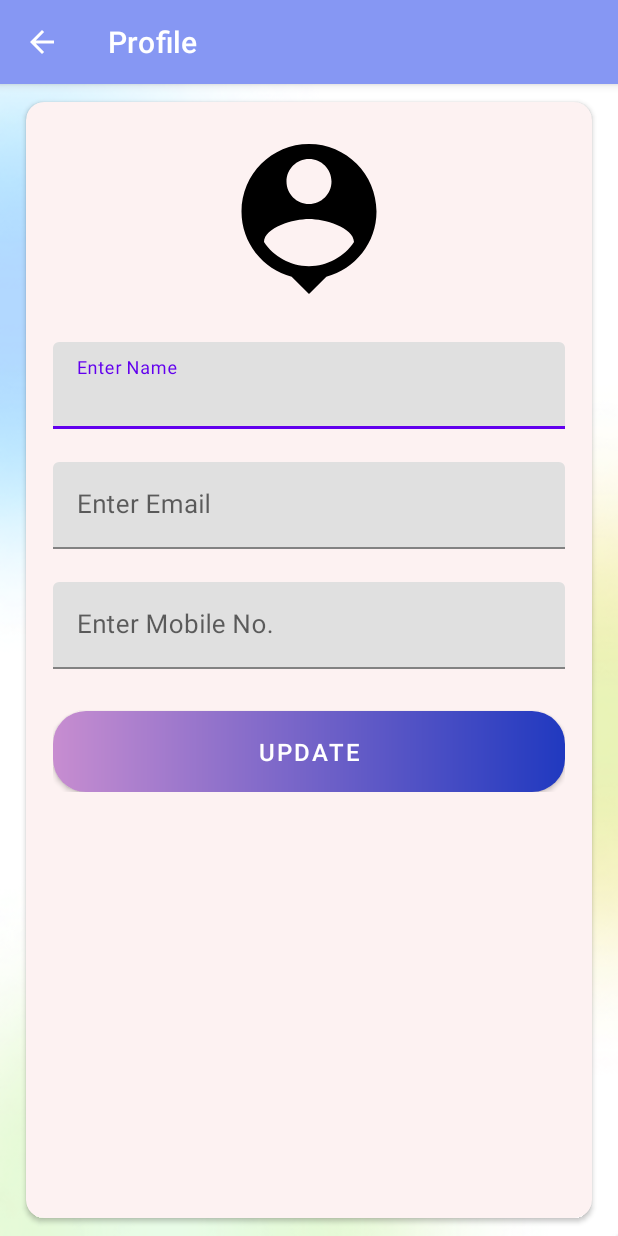
After one commit to surajmaity1/Averysync, an Android app: the UsrProfile screen opened directly, with no data from a screen before it, on a phone screen of 412 x 824 dp. The commit adds this screen. Run offline under Robolectric (Android 15) with nearby library versions, the phone set to English and light mode, and no system bars; our stand-ins replace CircleImageView, Firebase (no records; nobody signed in at launch, a user with empty details on screens opened directly); 5 statements that could not run were skipped.

Commit message:
feats: Navigation drawer completed and fetch usr-data from FirestoreDB

```diff
--- a/app/build.gradle
+++ b/app/build.gradle
@@ -49,4 +49,7 @@ dependencies {
     implementation 'com.google.firebase:firebase-analytics-ktx'
 
     implementation 'de.hdodenhof:circleimageview:3.1.0'
+
+    implementation 'com.github.bumptech.glide:glide:4.14.2'
+    annotationProcessor 'com.github.bumptech.glide:compiler:4.14.2'
 }
--- a/app/src/main/java/com/surajmyt/averysync/activities/HelperActivity.kt
+++ b/app/src/main/java/com/surajmyt/averysync/activities/HelperActivity.kt
@@ -30,7 +30,6 @@ open class HelperActivity : AppCompatActivity() {
         progressDialog = Dialog(this)
 
         progressDialog.setContentView(R.layout.progress_dialog)
-        //val textView = findViewById<TextView>(R.id.pg_txt_view)
         progressDialog.findViewById<TextView>(R.id.pg_txt_view).text = text
         progressDialog.show()
     }
--- /dev/null
+++ b/app/src/main/java/com/surajmyt/averysync/activities/UsrProfile.kt
@@ -0,0 +1,57 @@
+package com.surajmyt.averysync.activities
+
+import android.os.Bundle
+import android.widget.TextView
+import androidx.appcompat.widget.Toolbar
+import com.bumptech.glide.Glide
+import com.surajmyt.averysync.R
+import com.surajmyt.averysync.models.User
+import com.surajmyt.averysync.realtime_database.FireBaseRDB
+import de.hdodenhof.circleimageview.CircleImageView
+
+class UsrProfile : HelperActivity() {
+    override fun onCreate(savedInstanceState: Bundle?) {
+        super.onCreate(savedInstanceState)
+        setContentView(R.layout.activity_usr_profile)
+
+        setUpActionBar()
+
+        FireBaseRDB().fetchUsrDetails(this)
+    }
+
+    fun showUsrData(usr: User) {
+        val usrImg = findViewById<CircleImageView>(R.id.usr_prof_cir_img)
+        val name = findViewById<TextView>(R.id.usr_prof_nam)
+        val email = findViewById<TextView>(R.id.usr_prof_mail)
+        val mob = findViewById<TextView>(R.id.usr_prof_mob)
+
+        Glide
+            .with(this)
+            .load(usr.img)
+            .centerCrop()
+            .placeholder(R.drawable.profile_icon)
+            .into(usrImg)
+
+        name.text = usr.name
+        email.text = usr.email
+        if (usr.mobile != 0L) mob.text = usr.mobile.toString()
+    }
+
+    private fun setUpActionBar() {
+        val toolbar = findViewById<Toolbar>(R.id.usr_prof_toolbar)
+        setSupportActionBar(toolbar)
+
+        val actionBar = supportActionBar
+
+        if (actionBar != null) {
+            actionBar.setDisplayHomeAsUpEnabled(true)
+            actionBar.setHomeAsUpIndicator(R.drawable.back_btn)
+            actionBar.title = resources.getString(R.string.my_profile)
+        }
+
+        toolbar.setNavigationOnClickListener {
+            onBackPressed()
+        }
+
+    }
+}
--- a/app/src/main/java/com/surajmyt/averysync/models/User.kt
+++ b/app/src/main/java/com/surajmyt/averysync/models/User.kt
@@ -8,7 +8,7 @@ data class User(
     val id : String = "",
     val name: String = "",
     val email: String = "",
-    val image : String = "",
+    val img : String = "",
     val mobile: Long = 0,
     val token: String = ""
 ): Parcelable {
@@ -26,7 +26,7 @@ data class User(
         parcel.writeString(id)
         parcel.writeString(name)
         parcel.writeString(email)
-        parcel.writeString(image)
+        parcel.writeString(img)
         parcel.writeLong(mobile)
         parcel.writeString(token)
     }
--- a/app/src/main/java/com/surajmyt/averysync/realtime_database/FireBaseRDB.kt
+++ b/app/src/main/java/com/surajmyt/averysync/realtime_database/FireBaseRDB.kt
@@ -1,16 +1,51 @@
 package com.surajmyt.averysync.realtime_database
 
+import android.app.Activity
 import android.util.Log
 import com.google.firebase.auth.FirebaseAuth
 import com.google.firebase.firestore.FirebaseFirestore
 import com.google.firebase.firestore.SetOptions
+import com.surajmyt.averysync.activities.LogIn
+import com.surajmyt.averysync.activities.MainActivity
 import com.surajmyt.averysync.activities.SignUp
+import com.surajmyt.averysync.activities.UsrProfile
 import com.surajmyt.averysync.models.User
 import com.surajmyt.averysync.utils.Constants
 
 class FireBaseRDB {
 
     private val mFireStore = FirebaseFirestore.getInstance()
+    private val tag = "FireBaseRDB"
+    fun fetchUsrDetails(activity: Activity) {
+        mFireStore.collection(Constants.USERS).document(getCurrentUserId())
+            .get()
+            .addOnSuccessListener { docs ->
+                val loggedUser = docs.toObject(User::class.java)!!
+
+                when(activity) {
+                    is MainActivity -> {
+                        activity.updateNavUsrInfo(loggedUser)
+                    }
+                    is UsrProfile -> {
+                        activity.showUsrData(loggedUser)
+                    }
+                    is LogIn -> {
+                        activity.logInSuccess(loggedUser)
+                    }
+                }
+            }
+            .addOnFailureListener { exception ->
+                when(activity) {
+                    is MainActivity -> {
+                        activity.hideProgressDialog()
+                    }
+                    is LogIn -> {
+                        activity.hideProgressDialog()
+                    }
+                }
+                Log.e(tag, "Error msg: ${exception.message}")
+            }
+    }
 
     fun registerUser(activity : SignUp, user: User){
         mFireStore.collection(Constants.USERS)
--- /dev/null
+++ b/app/src/main/res/drawable/ic_menu.xml
@@ -0,0 +1,5 @@
+<vector android:height="24dp" android:tint="#FFFFFF"
+    android:viewportHeight="24" android:viewportWidth="24"
+    android:width="24dp" xmlns:android="http://schemas.android.com/apk/res/android">
+    <path android:fillColor="@android:color/white" android:pathData="M3,18h18v-2L3,16v2zM3,13h18v-2L3,11v2zM3,6v2h18L21,6L3,6z"/>
+</vector>
--- a/app/src/main/res/drawable/log_out_icon.xml
+++ b/app/src/main/res/drawable/log_out_icon.xml
@@ -1,5 +1,5 @@
 <vector android:autoMirrored="true" android:height="24dp"
     android:tint="#000000" android:viewportHeight="24"
     android:viewportWidth="24" android:width="24dp" xmlns:android="http://schemas.android.com/apk/res/android">
-    <path android:fillColor="@android:color/white" android:pathData="M17,7l-1.41,1.41L18.17,11H8v2h10.17l-2.58,2.58L17,17l5,-5zM4,5h8V3H4c-1.1,0 -2,0.9 -2,2v14c0,1.1 0.9,2 2,2h8v-2H4V5z"/>
+    <path android:fillColor="@android:color/black" android:pathData="M17,7l-1.41,1.41L18.17,11H8v2h10.17l-2.58,2.58L17,17l5,-5zM4,5h8V3H4c-1.1,0 -2,0.9 -2,2v14c0,1.1 0.9,2 2,2h8v-2H4V5z"/>
 </vector>
--- a/app/src/main/res/drawable/profile_icon.xml
+++ b/app/src/main/res/drawable/profile_icon.xml
@@ -1,5 +1,5 @@
 <vector android:height="24dp" android:tint="#000000"
     android:viewportHeight="24" android:viewportWidth="24"
     android:width="24dp" xmlns:android="http://schemas.android.com/apk/res/android">
-    <path android:fillColor="@android:color/white" android:pathData="M12,2c-4.97,0 -9,4.03 -9,9 0,4.17 2.84,7.67 6.69,8.69L12,22l2.31,-2.31C18.16,18.67 21,15.17 21,11c0,-4.97 -4.03,-9 -9,-9zM12,4c1.66,0 3,1.34 3,3s-1.34,3 -3,3 -3,-1.34 -3,-3 1.34,-3 3,-3zM12,18.3c-2.5,0 -4.71,-1.28 -6,-3.22 0.03,-1.99 4,-3.08 6,-3.08 1.99,0 5.97,1.09 6,3.08 -1.29,1.94 -3.5,3.22 -6,3.22z"/>
+    <path android:fillColor="@android:color/black" android:pathData="M12,2c-4.97,0 -9,4.03 -9,9 0,4.17 2.84,7.67 6.69,8.69L12,22l2.31,-2.31C18.16,18.67 21,15.17 21,11c0,-4.97 -4.03,-9 -9,-9zM12,4c1.66,0 3,1.34 3,3s-1.34,3 -3,3 -3,-1.34 -3,-3 1.34,-3 3,-3zM12,18.3c-2.5,0 -4.71,-1.28 -6,-3.22 0.03,-1.99 4,-3.08 6,-3.08 1.99,0 5.97,1.09 6,3.08 -1.29,1.94 -3.5,3.22 -6,3.22z"/>
 </vector>
--- /dev/null
+++ b/app/src/main/res/layout/activity_usr_profile.xml
@@ -0,0 +1,118 @@
+<?xml version="1.0" encoding="utf-8"?>
+<LinearLayout xmlns:android="http://schemas.android.com/apk/res/android"
+    xmlns:app="http://schemas.android.com/apk/res-auto"
+    xmlns:tools="http://schemas.android.com/tools"
+    android:layout_width="match_parent"
+    android:layout_height="match_parent"
+    android:orientation="vertical"
+    tools:context=".activities.UsrProfile">
+
+    <com.google.android.material.appbar.AppBarLayout
+        android:layout_width="match_parent"
+        android:layout_height="wrap_content"
+        android:theme="@style/Theme.Averysync.OverlayAppBar">
+
+        <androidx.appcompat.widget.Toolbar
+            android:id="@+id/usr_prof_toolbar"
+            android:layout_width="match_parent"
+            android:layout_height="?attr/actionBarSize"
+            android:background="@color/color_toolbar"
+            app:popupTheme="@style/Theme.Averysync.OverlayPopUp" />
+
+    </com.google.android.material.appbar.AppBarLayout>
+
+    <LinearLayout
+        android:layout_width="match_parent"
+        android:layout_height="match_parent"
+        android:background="@drawable/splash_bg">
+
+        <androidx.cardview.widget.CardView
+            android:layout_width="match_parent"
+            android:layout_height="match_parent"
+            android:elevation="@dimen/card_view_elevation"
+            app:cardCornerRadius="@dimen/card_view_corner_radius"
+            app:cardBackgroundColor="@color/off_white"
+            android:layout_marginStart="@dimen/usr_profile_scr_margin_se"
+            android:layout_marginEnd="@dimen/usr_profile_scr_margin_se"
+            android:layout_marginTop="@dimen/usr_profile_scr_margin_tb"
+            android:layout_marginBottom="@dimen/usr_profile_scr_margin_tb">
+
+            <LinearLayout
+                android:layout_width="match_parent"
+                android:layout_height="wrap_content"
+                android:gravity="center_horizontal"
+                android:orientation="vertical"
+                android:padding="@dimen/usr_profile_scr_padding">
+
+                <de.hdodenhof.circleimageview.CircleImageView
+                    android:id="@+id/usr_prof_cir_img"
+                    android:layout_width="@dimen/usr_profile_usr_img_sz"
+                    android:layout_height="@dimen/usr_profile_usr_img_sz"
+                    android:contentDescription="@string/img_desc"
+                    android:src="@drawable/profile_icon" />
+
+                <com.google.android.material.textfield.TextInputLayout
+                    android:layout_width="match_parent"
+                    android:layout_height="wrap_content"
+                    android:layout_marginTop="@dimen/usr_profile_nam_til_margin_t">
+
+                    <androidx.appcompat.widget.AppCompatEditText
+                        android:id="@+id/usr_prof_nam"
+                        android:layout_width="match_parent"
+                        android:layout_height="wrap_content"
+                        android:hint="@string/enter_name"
+                        android:textSize="@dimen/enter_txt_sz" />
+
+                </com.google.android.material.textfield.TextInputLayout>
+
+                <com.google.android.material.textfield.TextInputLayout
+                    android:layout_width="match_parent"
+                    android:layout_height="wrap_content"
+                    android:layout_marginTop="@dimen/usr_profile_email_margin_t">
+
+                    <androidx.appcompat.widget.AppCompatEditText
+                        android:id="@+id/usr_prof_mail"
+                        android:layout_width="match_parent"
+                        android:layout_height="wrap_content"
+                        android:textSize="@dimen/enter_txt_sz"
+                        android:hint="@string/enter_email"
+                        android:inputType="textEmailAddress"
+                        android:focusable="false"
+                        android:focusableInTouchMode="false" />
+
+                </com.google.android.material.textfield.TextInputLayout>
+
+                <com.google.android.material.textfield.TextInputLayout
+                    android:layout_width="match_parent"
+                    android:layout_height="wrap_content"
+                    android:layout_marginTop="@dimen/usr_profile_mob_margin_t">
+
+                    <androidx.appcompat.widget.AppCompatEditText
+                        android:id="@+id/usr_prof_mob"
+                        android:layout_width="match_parent"
+                        android:layout_height="wrap_content"
+                        android:inputType="phone"
+                        android:textSize="@dimen/enter_txt_sz"
+                        android:hint="@string/enter_mobile" />
+
+                </com.google.android.material.textfield.TextInputLayout>
+
+                <Button
+                    android:id="@+id/usr_prof_btn"
+                    android:layout_width="match_parent"
+                    android:layout_height="wrap_content"
+                    android:paddingTop="@dimen/btn_padding_top_btm"
+                    android:paddingBottom="@dimen/btn_padding_top_btm"
+                    android:layout_gravity="center"
+                    android:text="@string/update"
+                    android:textColor="@android:color/white"
+                    android:textSize="@dimen/btn_txt_size"
+                    android:layout_marginTop="@dimen/usr_profile_btn_margin_t"
+                    android:background="@drawable/customized_button"
+                    android:foreground="?attr/selectableItemBackground"
+                    android:gravity="center"
+                    app:backgroundTint="@null"/>
+            </LinearLayout>
+        </androidx.cardview.widget.CardView>
+    </LinearLayout>
+</LinearLayout>
--- a/app/src/main/res/layout/dashboard.xml
+++ b/app/src/main/res/layout/dashboard.xml
@@ -4,6 +4,7 @@
     xmlns:tools="http://schemas.android.com/tools"
     android:layout_width="match_parent"
     android:layout_height="match_parent"
+    android:background="@drawable/splash_bg"
     tools:context=".activities.MainActivity">
 
     <TextView
--- a/app/src/main/res/layout/dashboard_app_bar.xml
+++ b/app/src/main/res/layout/dashboard_app_bar.xml
@@ -11,9 +11,10 @@
         android:theme="@style/Theme.Averysync.OverlayAppBar">
 
         <androidx.appcompat.widget.Toolbar
+            android:id="@+id/dashboard_toolbar"
             android:layout_width="match_parent"
             android:layout_height="?attr/actionBarSize"
-            android:background="@color/app_color_1"
+            android:background="@color/color_toolbar"
             app:popupTheme="@style/Theme.Averysync.OverlayPopUp">
 
         </androidx.appcompat.widget.Toolbar>
--- a/app/src/main/res/values/colors.xml
+++ b/app/src/main/res/values/colors.xml
@@ -2,7 +2,7 @@
 <resources>
     <color name="purple_200">#FFBB86FC</color>
     <color name="purple_500">#FF6200EE</color>
-    <color name="purple_700">#FF3700B3</color>
+    <color name="purple_700">#8697F3</color>
     <color name="teal_200">#FF03DAC5</color>
     <color name="teal_700">#FF018786</color>
     <color name="black">#FF000000</color>
@@ -14,4 +14,5 @@
     <color name="gray_dark">#363A46</color>
     <color name="gray_light">#7A8084</color>
     <color name="snack_bar_err_color">#F44336</color>
+    <color name="color_toolbar">#8697F3</color>
 </resources>
--- a/app/src/main/res/values/dimens.xml
+++ b/app/src/main/res/values/dimens.xml
@@ -42,4 +42,12 @@
     <dimen name="usr_name_txt_sz_nav">18sp</dimen>
     <dimen name="circle_border_width_nav">1.5dp</dimen>
     <dimen name="divider_height_nav">1dp</dimen>
+    <dimen name="usr_profile_scr_margin_se">17dp</dimen>
+    <dimen name="usr_profile_scr_margin_tb">12dp</dimen>
+    <dimen name="usr_profile_scr_padding">18dp</dimen>
+    <dimen name="usr_profile_usr_img_sz">120dp</dimen>
+    <dimen name="usr_profile_nam_til_margin_t">22dp</dimen>
+    <dimen name="usr_profile_email_margin_t">22dp</dimen>
+    <dimen name="usr_profile_mob_margin_t">22dp</dimen>
+    <dimen name="usr_profile_btn_margin_t">28dp</dimen>
 </resources>
--- a/app/src/main/res/values/strings.xml
+++ b/app/src/main/res/values/strings.xml
@@ -7,13 +7,16 @@
     <string name="sign_up">Create Account</string>
     <string name="profile_nav">Profile</string>
     <string name="log_out_nav">Log Out</string>
+    <string name="enter_mobile">Enter Mobile No.</string>
+    <string name="update">UPDATE</string>
+    <string name="my_profile">Profile</string>
     <string name="rlf_img">rlf_image</string>
     <string name="sign_up_desc_txt">To start project, create account …</string>
     <string name="log_in_desc_txt">To start project, log in to your account …</string>
     <string name="enter_name">Enter Name</string>
     <string name="enter_email">Enter Email</string>
     <string name="enter_password">Enter Password</string>
-    <string name="pls_wt_ext">Press again to exit …</string>
+    <string name="pls_wt_ext">Press again to close app</string>
     <string name="pls_wt">Please Wait&#8230;</string>
     <string name="reset_pwd">Reset Password</string>
     <string name="reset_pwd_desc_txt">Reset password using registered email</string>
```
Also changed, not shown: app/src/main/AndroidManifest.xml (+9 -2 lines), app/src/main/java/com/surajmyt/averysync/activities/LogIn.kt (+10 -0 lines), app/src/main/java/com/surajmyt/averysync/activities/MainActivity.kt (+87 -1 lines), app/src/main/res/layout/activity_main.xml (+7 -10 lines).
